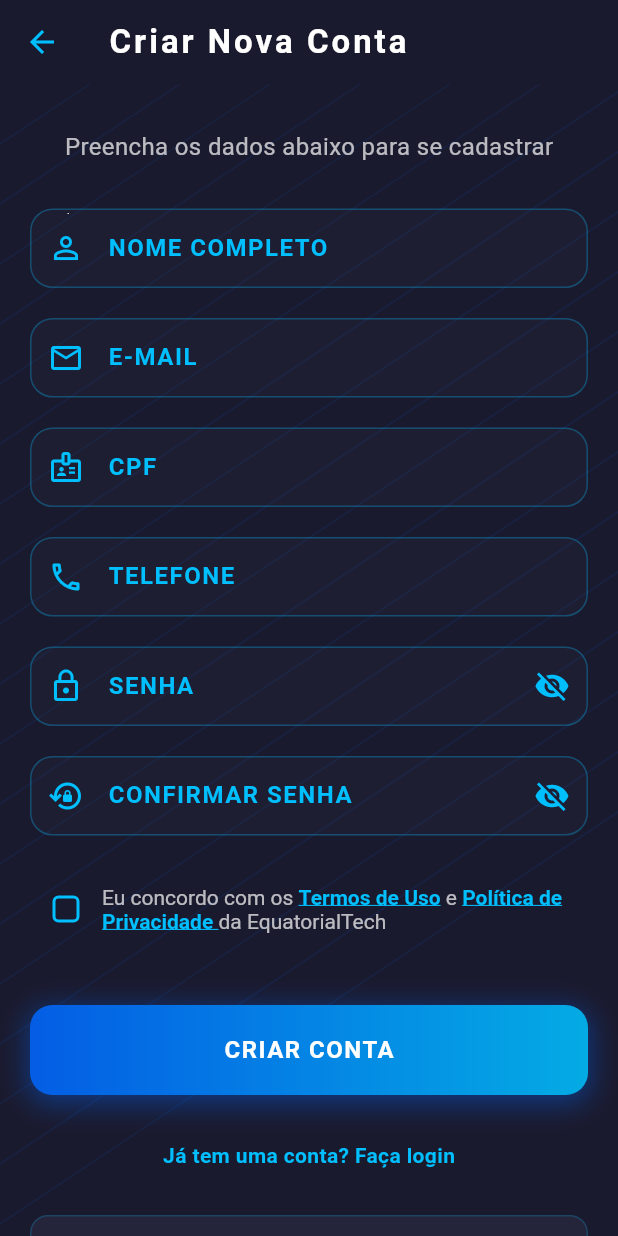
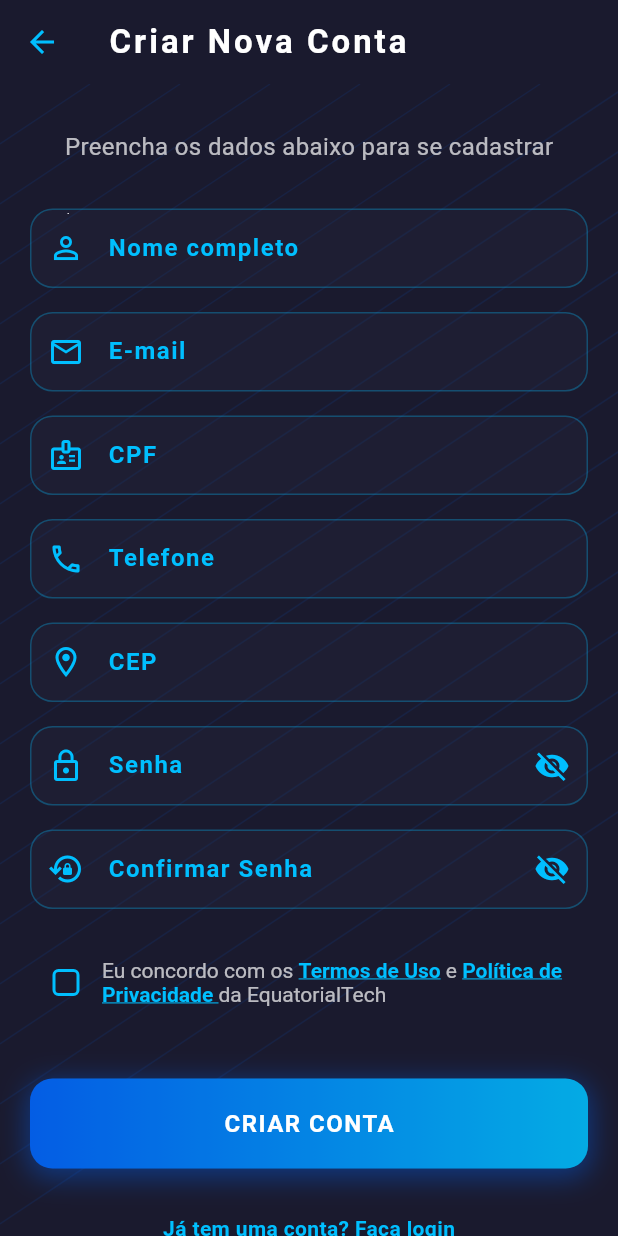
Before and after one commit to anamurim/appcidadao, a Flutter app: the SignupScreen screen opened by its route, on a phone screen of 412 x 824 dp. Run offline on Flutter 3.47's test engine with Material 3 defaults, Android fonts, the light colour scheme and no system bars; Roboto replaces fonts that are missing (Segoe UI).

Commit message:
Alteração tela cadastro user

```diff
--- a/lib/funcionalidades/autenticacao/interface/telacadastro.dart
+++ b/lib/funcionalidades/autenticacao/interface/telacadastrouser.dart
@@ -2,7 +2,6 @@ import 'package:flutter/material.dart';
 import '../../../../core/constantes/cores.dart';
 import '../../../../core/widgets/linhaconexao.dart';
 import '../../../../core/widgets/particulas.dart';
-//import '/../../../funcionalidades/home/interface/componentes/listanotificacoes.dart';
 import '../../../../core/utilitarios/funcoesauxiliares.dart';
 
 class SignupScreen extends StatefulWidget {
@@ -18,6 +17,7 @@ class _SignupScreenState extends State<SignupScreen> {
   final _emailController = TextEditingController();
   final _cpfController = TextEditingController();
   final _phoneController = TextEditingController();
+  final _cepController = TextEditingController();
   final _passwordController = TextEditingController();
   final _confirmPasswordController = TextEditingController();
   final TextEditingController _searchController = TextEditingController();
@@ -33,6 +33,7 @@ class _SignupScreenState extends State<SignupScreen> {
   final _emailFocus = FocusNode();
   final _cpfFocus = FocusNode();
   final _phoneFocus = FocusNode();
+  final _cepFocus = FocusNode();
   final _passwordFocus = FocusNode();
   final _confirmPasswordFocus = FocusNode();
 
@@ -166,23 +167,23 @@ class _SignupScreenState extends State<SignupScreen> {
                     // Campo Nome Completo
                     _buildTextField(
                       controller: _nameController,
-                      label: 'NOME COMPLETO',
+                      label: 'Nome completo',
                       icon: Icons.person_outline,
                       focusNode: _nameFocus,
                       nextFocus: _emailFocus,
                     ),
-                    const SizedBox(height: 20),
+                    const SizedBox(height: 16),
 
                     // Campo E-mail
                     _buildTextField(
                       controller: _emailController,
-                      label: 'E-MAIL',
+                      label: 'E-mail',
                       icon: Icons.email_outlined,
                       focusNode: _emailFocus,
                       nextFocus: _cpfFocus,
                       isEmail: true,
                     ),
-                    const SizedBox(height: 20),
+                    const SizedBox(height: 16),
 
                     // Campo CPF
                     _buildTextField(
@@ -193,23 +194,34 @@ class _SignupScreenState extends State<SignupScreen> {
                       nextFocus: _phoneFocus,
                       isEmail: true,
                     ),
-                    const SizedBox(height: 20),
+                    const SizedBox(height: 16),
 
                     // Campo Telefone
                     _buildTextField(
                       controller: _phoneController,
-                      label: 'TELEFONE',
+                      label: 'Telefone',
                       icon: Icons.phone_outlined,
                       focusNode: _phoneFocus,
+                      nextFocus: _cepFocus,
+                      isEmail: true,
+                    ),
+                    const SizedBox(height: 16),
+
+                    // Campo CEP
+                    _buildTextField(
+                      controller: _cepController,
+                      label: 'CEP',
+                      icon: Icons.location_on_outlined,
+                      focusNode: _cepFocus,
                       nextFocus: _passwordFocus,
                       isEmail: true,
                     ),
-                    const SizedBox(height: 20),
+                    const SizedBox(height: 16),
 
                     // Campo Senha
                     _buildTextField(
                       controller: _passwordController,
-                      label: 'SENHA',
+                      label: 'Senha',
                       icon: Icons.lock_outline,
                       isPassword: true,
                       obscureText: _obscurePassword,
@@ -218,12 +230,12 @@ class _SignupScreenState extends State<SignupScreen> {
                       toggleVisibility: () =>
                           setState(() => _obscurePassword = !_obscurePassword),
                     ),
-                    const SizedBox(height: 20),
+                    const SizedBox(height: 16),
 
                     // Campo Confirmar Senha
                     _buildTextField(
                       controller: _confirmPasswordController,
-                      label: 'CONFIRMAR SENHA',
+                      label: 'Confirmar Senha',
                       icon: Icons.lock_reset_outlined,
                       isPassword: true,
                       obscureText: _obscureConfirmPassword,
--- a/lib/main.dart
+++ b/lib/main.dart
@@ -1,7 +1,7 @@
 import 'package:flutter/material.dart';
 import 'package:appcidadao/funcionalidades/autenticacao/interface/telalogin.dart';
 import 'funcionalidades/autenticacao/interface/telarecuperacaosenha.dart';
-import 'funcionalidades/autenticacao/interface/telacadastro.dart';
+import 'funcionalidades/autenticacao/interface/telacadastrouser.dart';
 import 'package:appcidadao/funcionalidades/home/interface/telahome.dart';
 import 'core/tema/apptema.dart';
 
```
